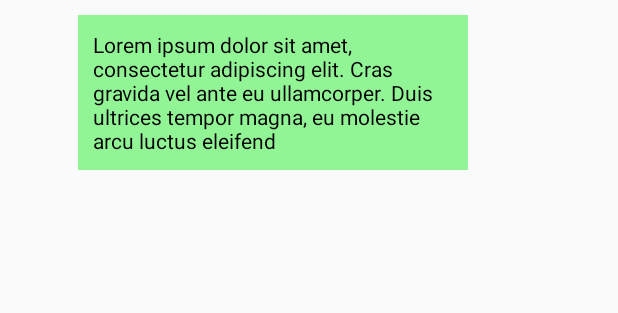
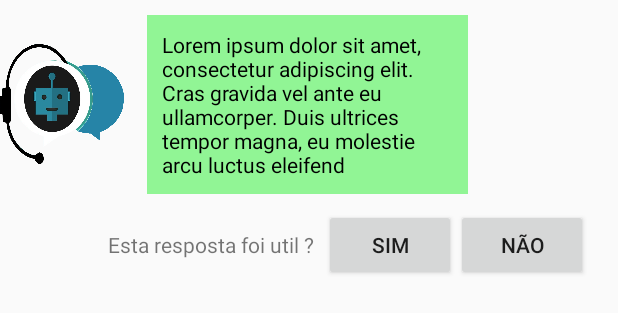
Before and after one commit to ricardo347/RobotnikChat, an Android app: the layout bot_chat_view.xml on its own in the app's theme, with its tools: preview values and no code run, on a phone screen of 412 x 824 dp. Shown: the top 313 px of the screen. Run offline under Robolectric (Android 15) with nearby library versions, the phone set to English and light mode, and no system bars.

Commit message:
Melhoria  no layout da fala do robo, implementação do botão de satisfação da pergunta, analise do regex na tela de login

```diff
--- a/app/src/main/java/br/com/robotnik/robotnikchat/ChatAdapter.java
+++ b/app/src/main/java/br/com/robotnik/robotnikchat/ChatAdapter.java
@@ -64,7 +64,6 @@ public class ChatAdapter extends RecyclerView.Adapter <RecyclerView.ViewHolder>
                 inflater = LayoutInflater.from(context);
                 raiz = inflater.inflate(R.layout.user_chat_view, viewGroup, false);
                 return new UserViewHolder(raiz);
-
         }
             return null;//nao chegara aqui
     }
--- a/app/src/main/res/layout/activity_chat.xml
+++ b/app/src/main/res/layout/activity_chat.xml
@@ -27,7 +27,8 @@
         android:layout_width="match_parent"
         android:layout_height="match_parent"
         android:layout_weight="9"
-        android:orientation="horizontal">
+        android:orientation="horizontal"
+        android:paddingBottom="5dp">
 
 
         <EditText
@@ -37,8 +38,9 @@
             android:layout_weight="5"
             />
 
-        <Button
+        <ImageButton
             android:id="@+id/enviarButton"
+            android:background="@drawable/ic_send_black_24dp"
             android:layout_width="0dp"
             android:layout_height="match_parent"
             android:layout_weight="1"
--- a/app/src/main/res/layout/bot_chat_view.xml
+++ b/app/src/main/res/layout/bot_chat_view.xml
@@ -1,18 +1,29 @@
 <?xml version="1.0" encoding="utf-8"?>
+
+<LinearLayout
+    xmlns:android="http://schemas.android.com/apk/res/android"
+    android:layout_width="match_parent"
+    android:layout_height="wrap_content"
+    android:orientation="vertical"
+    android:paddingBottom="10dp"
+    android:paddingTop="10dp">
+
     <LinearLayout
         xmlns:android="http://schemas.android.com/apk/res/android"
         android:layout_width="match_parent"
         android:layout_height="wrap_content"
         android:orientation="horizontal"
-    android:paddingBottom="30dp"
-    android:paddingTop="10dp"
+
         >
 
         <android.support.v7.widget.AppCompatImageView
             android:id="@+id/botChatImageView"
-        android:layout_width="0dp"
-        android:layout_height="match_parent"
-        android:layout_weight="1"/>
+            android:layout_width="40dp"
+            android:layout_height="80dp"
+            android:layout_weight="1"
+            android:background="@mipmap/rb"
+            android:layout_marginRight="15dp"
+            android:layout_gravity="center"/>
 
         <TextView
             android:id="@+id/botChatTextView"
@@ -26,3 +37,25 @@
             android:textColor="@color/TextBlack" />
 
     </LinearLayout>
+    <LinearLayout
+        android:layout_width="wrap_content"
+        android:layout_height="match_parent"
+        android:orientation="horizontal"
+        android:layout_gravity="right"
+        android:paddingRight="20dp"
+        android:paddingTop="10dp"
+        >
+        <TextView
+            android:layout_width="wrap_content"
+            android:layout_height="wrap_content"
+            android:text="Esta resposta foi util ?  "/>
+        <Button
+            android:layout_width="wrap_content"
+            android:layout_height="wrap_content"
+            android:text="Sim"/>
+        <Button
+            android:layout_width="wrap_content"
+            android:layout_height="wrap_content"
+            android:text="Não"/>
+    </LinearLayout>
+</LinearLayout>
```
Also changed, not shown: app/src/main/java/br/com/robotnik/robotnikchat/ChatActivity.java (+2 -5 lines), app/src/main/java/br/com/robotnik/robotnikchat/LoginActivity.java (+15 -2 lines), app/src/main/res/drawable/ic_chat_black_24dp.xml (added, +9 -0 lines), app/src/main/res/drawable/ic_send_black_24dp.xml (added, +9 -0 lines), app/src/main/res/layout/activity_login.xml (+11 -5 lines), app/src/main/res/mipmap-hdpi/rb.png (added). Lines whose indentation alone changed are shown as unchanged.
